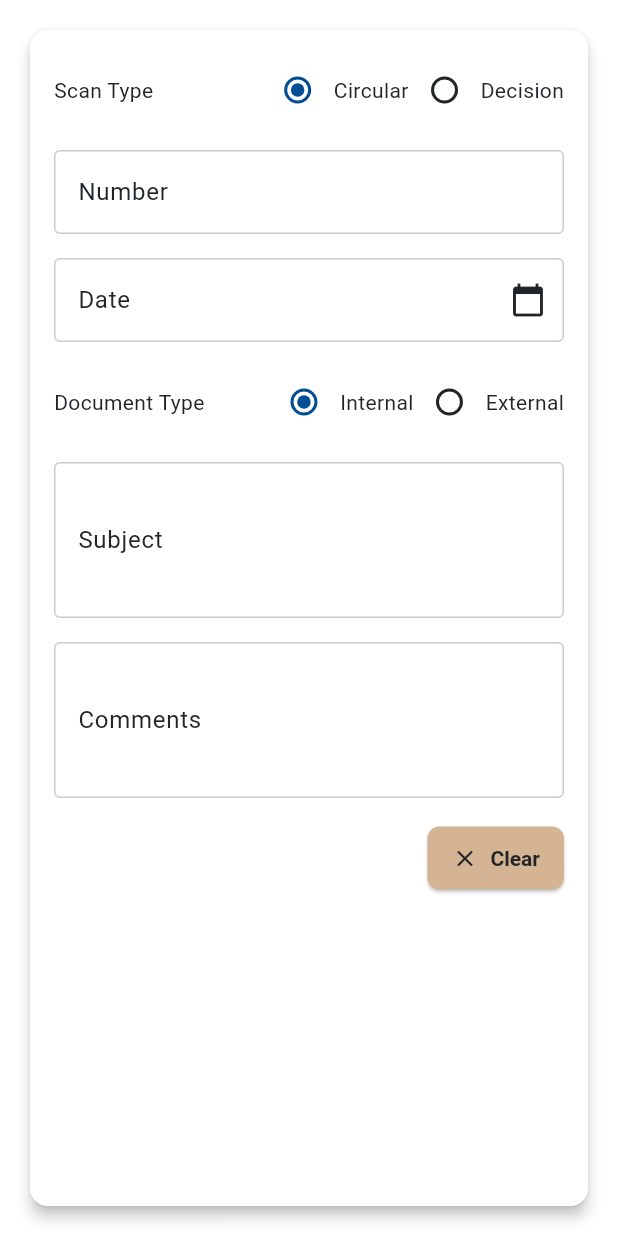
After one commit to devroar1101/OmanProject, a Flutter app: the CircularDecisionForm screen opened directly, on a phone screen of 412 x 824 dp. The commit adds this screen. Run offline on Flutter 3.47's test engine with Material 3 defaults, Android fonts, the phone set to English and light mode, and no system bars; our stand-ins replace carousel_slider, csv, dio, file_picker, flutter_dotenv, flutter_riverpod and 3 more; missing offline and left inert: dart:html, flutter_twain_scanner; accounts and stored records are empty; Roboto replaces fonts that are missing (Kufam).

Commit message:
Screens Implimented

```diff
--- /dev/null
+++ b/lib/office/createcircular_decision/screen/create_circular_decision_form.dart
@@ -0,0 +1,204 @@
+import 'package:flutter/material.dart';
+
+class CircularDecisionForm extends StatefulWidget {
+  const CircularDecisionForm({super.key});
+
+  @override
+  _CircularDecisionFormState createState() => _CircularDecisionFormState();
+}
+
+class _CircularDecisionFormState extends State<CircularDecisionForm> {
+  final _formKey = GlobalKey<FormState>();
+  final TextEditingController _numberController = TextEditingController();
+  final TextEditingController _dateController = TextEditingController();
+  final TextEditingController _subjectController = TextEditingController();
+  final TextEditingController _commentsController = TextEditingController();
+
+  String _scanType = 'Circular';
+  String _documentType = 'Internal';
+
+  void _clearFields() {
+    _numberController.clear();
+    _dateController.clear();
+    _subjectController.clear();
+    _commentsController.clear();
+    setState(() {
+      _scanType = 'Circular';
+      _documentType = 'Internal';
+    });
+  }
+
+  @override
+  Widget build(BuildContext context) {
+    return Scaffold(
+      // appBar: AppBar(
+      //   title: const Text('Circular and Decision'),
+      // ),
+      body: Padding(
+        padding: const EdgeInsets.all(16.0),
+        child: Card(
+          elevation: 4.0,
+          shape: RoundedRectangleBorder(
+            borderRadius: BorderRadius.circular(12.0),
+          ),
+          child: Padding(
+            padding: const EdgeInsets.all(16.0),
+            child: Form(
+              key: _formKey,
+              child: Column(
+                crossAxisAlignment: CrossAxisAlignment.start,
+                children: [
+                  // Scan Type Row
+                  Row(
+                    mainAxisAlignment: MainAxisAlignment.spaceBetween,
+                    children: [
+                      const Text('Scan Type'),
+                      Row(
+                        children: [
+                          Radio<String>(
+                            value: 'Circular',
+                            groupValue: _scanType,
+                            onChanged: (value) {
+                              setState(() {
+                                _scanType = value!;
+                              });
+                            },
+                          ),
+                          const Text('Circular'),
+                          Radio<String>(
+                            value: 'Decision',
+                            groupValue: _scanType,
+                            onChanged: (value) {
+                              setState(() {
+                                _scanType = value!;
+                              });
+                            },
+                          ),
+                          const Text('Decision'),
+                        ],
+                      ),
+                    ],
+                  ),
+                  const SizedBox(height: 16.0),
+
+                  // Number Field
+                  TextFormField(
+                    controller: _numberController,
+                    decoration: InputDecoration(
+                      labelText: 'Number',
+                      border: OutlineInputBorder(
+                        borderRadius: BorderRadius.circular(8.0),
+                      ),
+                    ),
+                    validator: (value) {
+                      if (value == null || value.isEmpty) {
+                        return 'Please enter a number';
+                      }
+                      return null;
+                    },
+                  ),
+                  const SizedBox(height: 16.0),
+
+                  // Date Field
+                  TextFormField(
+                    controller: _dateController,
+                    decoration: InputDecoration(
+                      labelText: 'Date',
+                      border: OutlineInputBorder(
+                        borderRadius: BorderRadius.circular(8.0),
+                      ),
+                      suffixIcon: const Icon(Icons.calendar_today),
+                    ),
+                    keyboardType: TextInputType.datetime,
+                    validator: (value) {
+                      if (value == null || value.isEmpty) {
+                        return 'Please enter a date';
+                      }
+                      return null;
+                    },
+                  ),
+                  const SizedBox(height: 16.0),
+
+                  // Document Type Row
+                  Row(
+                    mainAxisAlignment: MainAxisAlignment.spaceBetween,
+                    children: [
+                      const Text('Document Type'),
+                      Row(
+                        children: [
+                          Radio<String>(
+                            value: 'Internal',
+                            groupValue: _documentType,
+                            onChanged: (value) {
+                              setState(() {
+                                _documentType = value!;
+                              });
+                            },
+                          ),
+                          const Text('Internal'),
+                          Radio<String>(
+                            value: 'External',
+                            groupValue: _documentType,
+                            onChanged: (value) {
+                              setState(() {
+                                _documentType = value!;
+                              });
+                            },
+                          ),
+                          const Text('External'),
+                        ],
+                      ),
+                    ],
+                  ),
+                  const SizedBox(height: 16.0),
+
+                  // Subject Field
+                  TextFormField(
+                    controller: _subjectController,
+                    decoration: InputDecoration(
+                      labelText: 'Subject',
+                      border: OutlineInputBorder(
+                        borderRadius: BorderRadius.circular(8.0),
+                      ),
+                    ),
+                    maxLines: 3,
+                    validator: (value) {
+                      if (value == null || value.isEmpty) {
+                        return 'Please enter a subject';
+                      }
+                      return null;
+                    },
+                  ),
+                  const SizedBox(height: 16.0),
+
+                  // Comments Field
+                  TextFormField(
+                    controller: _commentsController,
+                    decoration: InputDecoration(
+                      labelText: 'Comments',
+                      border: OutlineInputBorder(
+                        borderRadius: BorderRadius.circular(8.0),
+                      ),
+                    ),
+                    maxLines: 3,
+                  ),
+                  const SizedBox(height: 16.0),
+
+                  // Clear Button
+                  Align(
+                    alignment: Alignment.centerRight,
+                    child: ElevatedButton.icon(
+                      onPressed: _clearFields,
+                      icon: const Icon(Icons.clear),
+                      label: const Text('Clear'),
+                    ),
+                  ),
+                ],
+              ),
+            ),
+          ),
+        ),
+      ),
+    );
+  }
+}
```
Also changed, not shown: lib/common/screens/widgets/sidebar.dart (+19 -1 lines), lib/office/List_circular/screens/circular_form.dart (added, +177 -0 lines), lib/office/List_circular/screens/circular_screen.dart (added, +46 -0 lines), lib/office/create_meetingminutes/screens/create_meetingminutes_form.dart (added, +146 -0 lines), lib/office/create_meetingminutes/screens/create_meetingminutes_home.dart (added, +45 -0 lines), lib/office/createcircular_decision/screen/circular_home.dart (added, +45 -0 lines), 1 other file.
